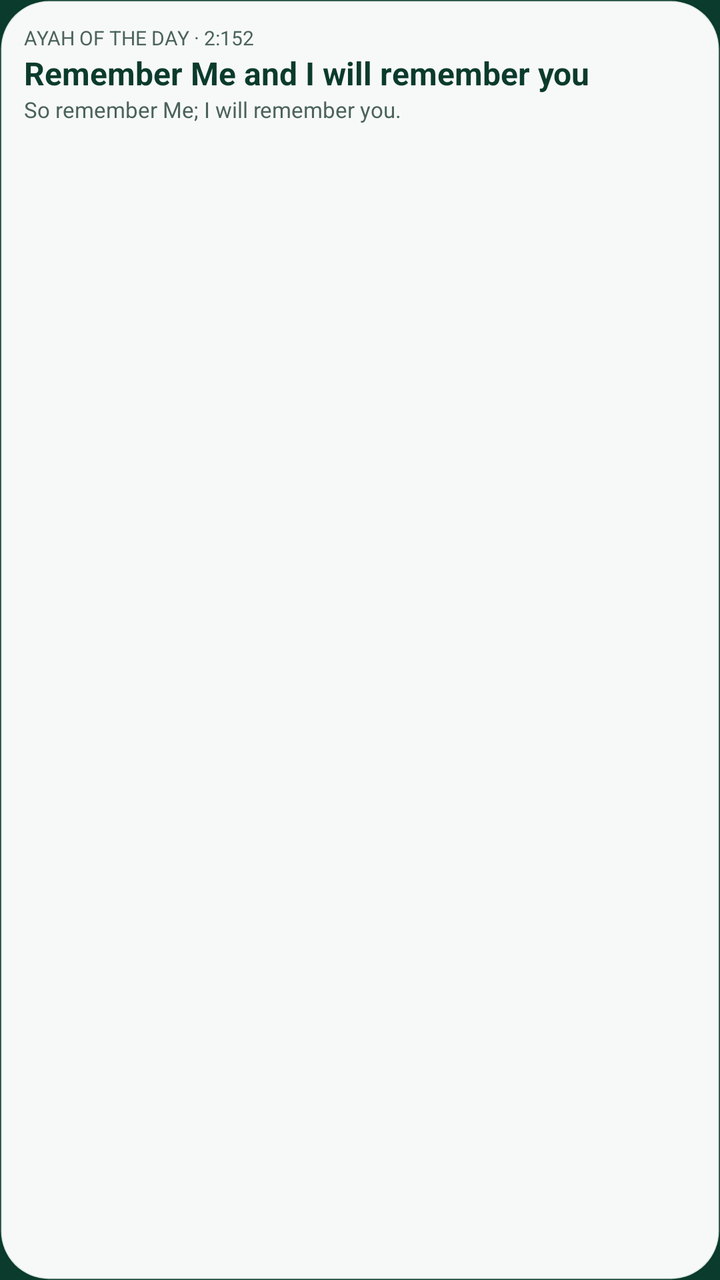
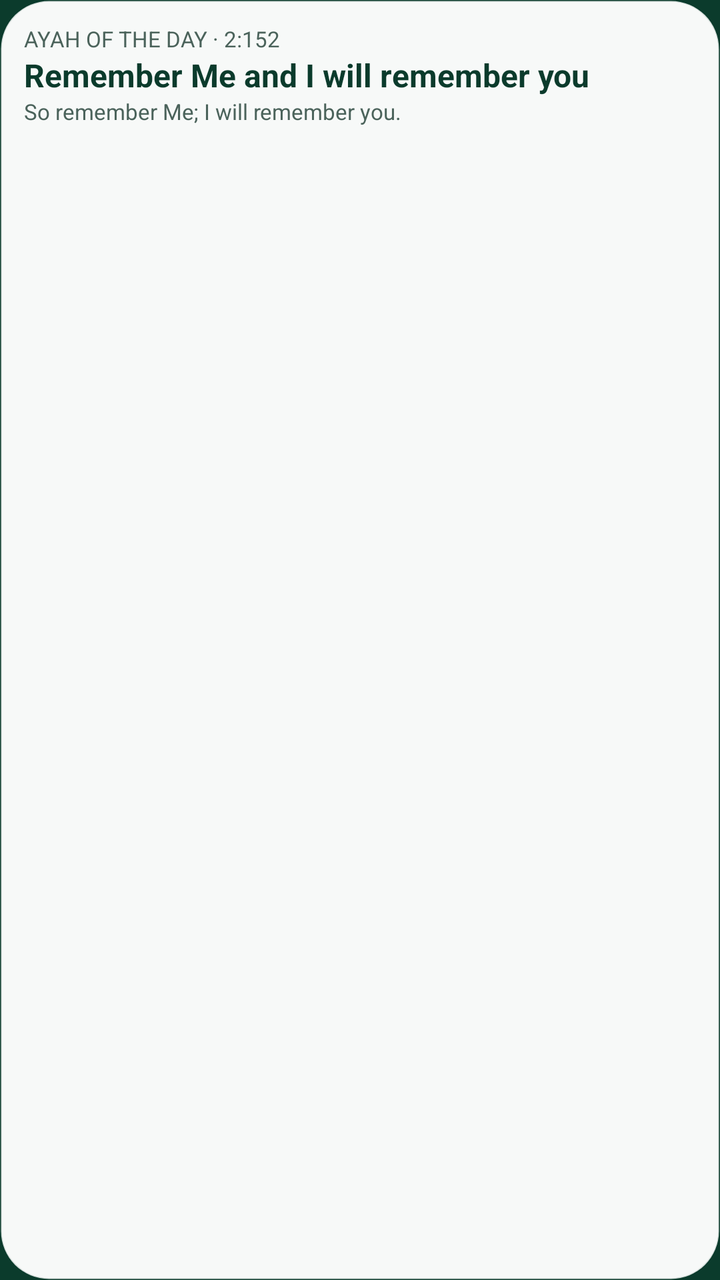

An Android layout rendered at two revisions. The XML below is the earlier revision; the diff shows what the commit changed to produce the second picture.
<!-- AndroidManifest.xml: application theme Theme.Sakinah -->
<!-- res/layout/widget_preview_daily_ayah.xml -->
<?xml version="1.0" encoding="utf-8"?>
<LinearLayout xmlns:android="http://schemas.android.com/apk/res/android"
    android:layout_width="match_parent"
    android:layout_height="match_parent"
    android:background="@drawable/widget_preview_surface"
    android:orientation="vertical"
    android:padding="12dp">

    <TextView
        android:layout_width="match_parent"
        android:layout_height="wrap_content"
        android:maxLines="1"
        android:ellipsize="end"
        android:text="AYAH OF THE DAY · 2:152"
        android:textColor="#4B635B"
        android:textSize="10sp" />

    <TextView
        android:layout_width="match_parent"
        android:layout_height="wrap_content"
        android:maxLines="1"
        android:ellipsize="end"
        android:text="Remember Me and I will remember you"
        android:textColor="#0B3B2C"
        android:textSize="16sp"
        android:textStyle="bold" />

    <TextView
        android:layout_width="match_parent"
        android:layout_height="wrap_content"
        android:maxLines="2"
        android:ellipsize="end"
        android:text="So remember Me; I will remember you."
        android:textColor="#4B635B"
        android:textSize="11sp" />
</LinearLayout>
<!-- resources referenced by this layout -->
<resources>
  <!-- drawable widget_preview_surface (drawable) -->
  <?xml version="1.0" encoding="utf-8"?>
  <shape xmlns:android="http://schemas.android.com/apk/res/android" android:shape="rectangle">
      <solid android:color="#F7F9F8" />
      <corners android:radius="24dp" />
      <stroke android:width="1dp" android:color="#240B3B2C" />
  </shape>
  <style name="Theme.Sakinah" parent="@android:style/Theme.Material.NoActionBar">
          <item name="android:windowBackground">@color/sakinah_emerald_deep</item>
          <item name="android:statusBarColor">@color/sakinah_emerald_deep</item>
          <item name="android:navigationBarColor">@color/sakinah_emerald_deep</item>
          <item name="android:windowLightStatusBar">false</item>
      </style>
  <color name="sakinah_emerald_deep">#0B3B2C</color>
</resources>

<!-- the commit's change to res/layout/widget_preview_daily_ayah.xml (unified diff, before → after) -->
@@ -11,16 +11,16 @@
         android:layout_height="wrap_content"
         android:maxLines="1"
         android:ellipsize="end"
-        android:text="AYAH OF THE DAY · 2:152"
+        android:text="@string/widget_preview_ayah_eyebrow"
         android:textColor="#4B635B"
-        android:textSize="10sp" />
+        android:textSize="11sp" />
 
     <TextView
         android:layout_width="match_parent"
         android:layout_height="wrap_content"
         android:maxLines="1"
         android:ellipsize="end"
-        android:text="Remember Me and I will remember you"
+        android:text="@string/widget_preview_ayah_value"
         android:textColor="#0B3B2C"
         android:textSize="16sp"
         android:textStyle="bold" />
@@ -30,7 +30,7 @@
         android:layout_height="wrap_content"
         android:maxLines="2"
         android:ellipsize="end"
-        android:text="So remember Me; I will remember you."
+        android:text="@string/widget_preview_ayah_footer"
         android:textColor="#4B635B"
         android:textSize="11sp" />
 </LinearLayout>
<!-- resource entries referenced after the edit -->
@@ -7,6 +7,9 @@
       <corners android:radius="24dp" />
       <stroke android:width="1dp" android:color="#240B3B2C" />
   </shape>
+  <string translatable="false" name="widget_preview_ayah_eyebrow">AYAH OF THE DAY · 2:152</string>
+  <string translatable="false" name="widget_preview_ayah_footer">So remember Me; I will remember you.</string>
+  <string translatable="false" name="widget_preview_ayah_value">Remember Me and I will remember you</string>
   <style name="Theme.Sakinah" parent="@android:style/Theme.Material.NoActionBar">
           <item name="android:windowBackground">@color/sakinah_emerald_deep</item>
           <item name="android:statusBarColor">@color/sakinah_emerald_deep</item>
